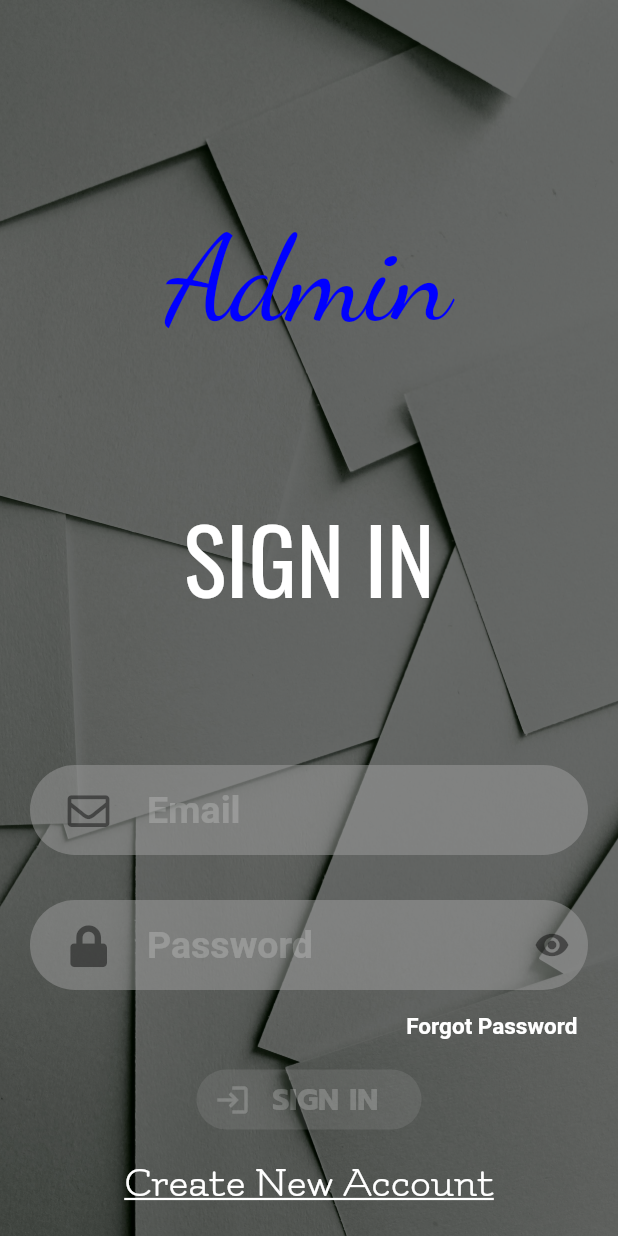
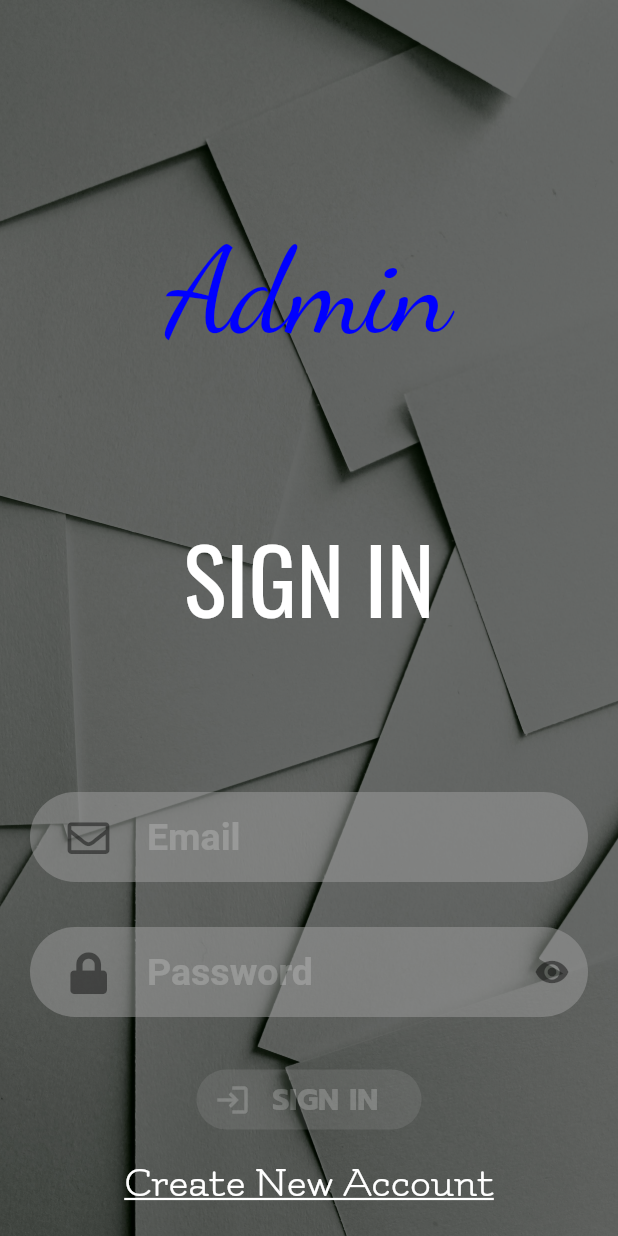
Before and after one commit to VireZee/Portolink-Admin, a Flutter app: the screen it shows after launch, on a phone screen of 412 x 824 dp. Run offline on Flutter 3.47's test engine with Material 2 defaults, Android fonts, the phone set to English and light mode, and no system bars; our stand-ins replace animated_theme_switcher, cloud_firestore, connectivity_plus, firebase_auth, firebase_core, firebase_messaging and 5 more; accounts and stored records are empty.

```diff
--- a/lib/views/signin.dart
+++ b/lib/views/signin.dart
@@ -155,19 +155,6 @@ class _SignInState extends State<SignIn> {
                         )
                       )
                     )
-                  ),
-                  Row(
-                    children: const [
-                      Spacer(flex: 10),
-                      Text(
-                        'Forgot Password',
-                        style: TextStyle(
-                          fontFamily: 'Roboto',
-                          fontSize: 15
-                        )
-                      ),
-                      Spacer()
-                    ]
                   ),
                   const SizedBox(height: 20),
                   SizedBox(
```
Also changed, not shown: 1 other file.
